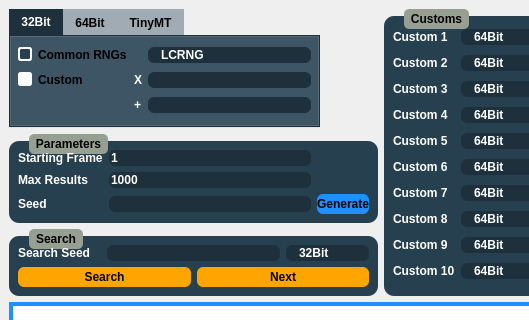
Above: Forms/Researcher.ui from Admiral-Fish/PokeFinder before the change; both pictures show x 0 to 529 and y 0 to 320 of the 850 by 638 pixel window. Below: the same form after it.
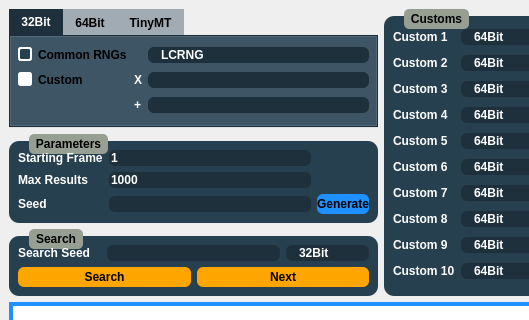
That is the form after the change. Icons and pictures are not drawn. Custom widgets are drawn as their Qt base class.

```diff
--- a/Forms/Researcher.ui
+++ b/Forms/Researcher.ui
@@ -25,7 +25,7 @@
      <widget class="QTabWidget" name="rngSelection">
       <property name="maximumSize">
        <size>
-        <width>311</width>
+        <width>16777215</width>
         <height>119</height>
        </size>
       </property>
```
